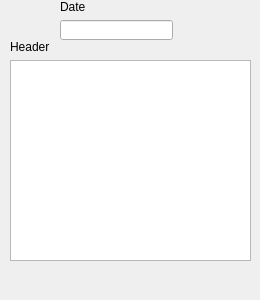
Old version of the form src/gui/parameters_qt.ui in the repository odile9999/asan.
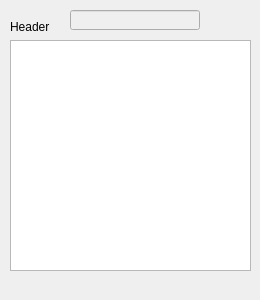
New version of the form.

What changed in the file:
```diff
--- a/src/gui/parameters_qt.ui
+++ b/src/gui/parameters_qt.ui
@@ -32,12 +32,15 @@
    <string>Parameters</string>
   </property>
   <widget class="QWidget" name="dockWidgetContents">
-   <widget class="QLineEdit" name="lineEdit_Date">
+   <widget class="QLineEdit" name="lineEdit_File">
+    <property name="enabled">
+     <bool>false</bool>
+    </property>
     <property name="geometry">
      <rect>
-      <x>60</x>
-      <y>20</y>
-      <width>113</width>
+      <x>70</x>
+      <y>10</y>
+      <width>130</width>
       <height>20</height>
      </rect>
     </property>
@@ -45,26 +48,13 @@
      <number>32763</number>
     </property>
    </widget>
-   <widget class="QLabel" name="label_Date">
-    <property name="geometry">
-     <rect>
-      <x>60</x>
-      <y>0</y>
-      <width>47</width>
-      <height>13</height>
-     </rect>
-    </property>
-    <property name="text">
-     <string>Date</string>
-    </property>
-   </widget>
    <widget class="QPlainTextEdit" name="plainTextEdit_Header">
     <property name="geometry">
      <rect>
       <x>10</x>
-      <y>60</y>
+      <y>40</y>
       <width>241</width>
-      <height>201</height>
+      <height>231</height>
      </rect>
     </property>
    </widget>
@@ -72,7 +62,7 @@
     <property name="geometry">
      <rect>
       <x>10</x>
-      <y>40</y>
+      <y>20</y>
       <width>47</width>
       <height>13</height>
      </rect>
```
